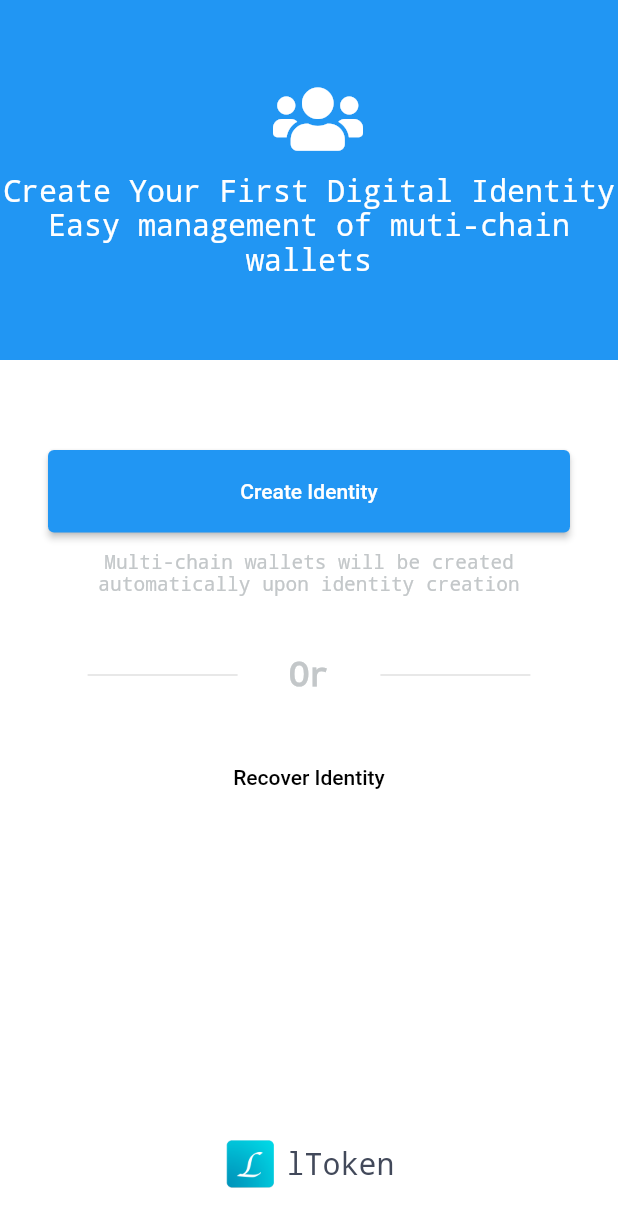
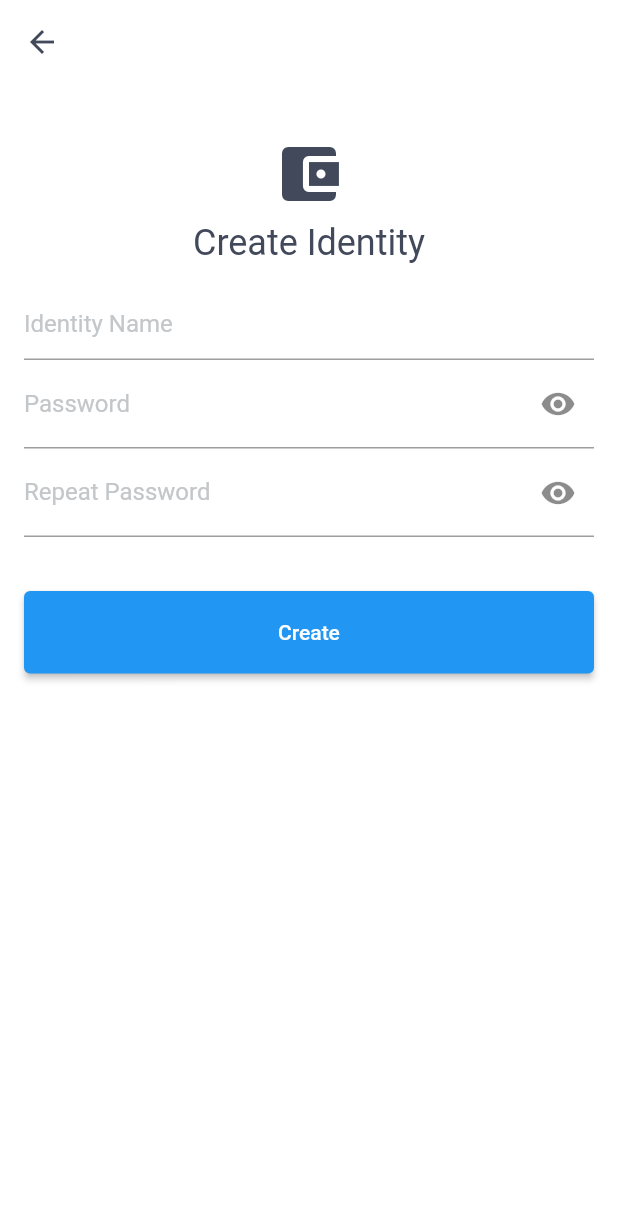
Before and after one commit to lhalcyon/l_token, a Flutter app: the IdentityInitPage screen opened by its route, after a tap on "Create Identity", on a phone screen of 412 x 824 dp. Shown: the top 1227 px of the screen. Run offline on Flutter 3.47's test engine with Material 2 defaults, Android fonts, the phone set to English and light mode, and no system bars; our stand-ins replace flutter_redux, font_awesome_flutter, qr_flutter, redux.

Commit message:
todo backup page

```diff
--- a/lib/pages/routes/page.dart
+++ b/lib/pages/routes/page.dart
@@ -6,6 +6,7 @@ import 'package:l_token/pages/profile/about_page.dart';
 import 'package:l_token/pages/profile/settings_page.dart';
 import 'package:l_token/pages/profile_page.dart';
 import 'package:l_token/pages/wallet/init/identity_init_page.dart';
+import 'package:l_token/pages/wallet/init/wallet_create_page.dart';
 import 'package:l_token/pages/wallet/wallet_import_page.dart';
 import 'package:l_token/pages/wallet/wallet_manage_page.dart';
 import 'package:l_token/pages/wallet_page.dart';
@@ -48,6 +49,7 @@ List<Page> _buildPages() {
     new Page(routeName: WalletImportPage.routeName, buildRoute: (BuildContext context) => new WalletImportPage()),
     new Page(routeName: IdentityInitPage.routeName, buildRoute: (BuildContext context) => new IdentityInitPage()),
     new Page(routeName: AboutPage.routeName, buildRoute: (BuildContext context) => new AboutPage()),
+    new Page(routeName: WalletCreatePage.routeName, buildRoute: (BuildContext context) => new WalletCreatePage()),
 
   ];
   return pages;
--- a/lib/pages/wallet/init/identity_init_page.dart
+++ b/lib/pages/wallet/init/identity_init_page.dart
@@ -1,6 +1,7 @@
 import 'package:flutter/material.dart';
 import 'package:font_awesome_flutter/font_awesome_flutter.dart';
 import 'package:l_token/pages/routes/routes.dart';
+import 'package:l_token/pages/wallet/init/wallet_create_page.dart';
 import 'package:l_token/style/styles.dart';
 
 class IdentityInitPage extends StatelessWidget {
@@ -46,7 +47,9 @@ class IdentityInitPage extends StatelessWidget {
               width: double.infinity,
               margin: EdgeInsets.symmetric(horizontal: Dimens.padding * 2),
               child: new RaisedButton(
-                onPressed: () {},
+                onPressed: () {
+                  Navigator.of(context).pushNamed(WalletCreatePage.routeName);
+                },
                 color: Colors.blue,
                 child: new Container(
                   alignment: Alignment.center,
@@ -133,7 +136,7 @@ class IdentityInitPage extends StatelessWidget {
     );
     return new SafeArea(
       child: new Theme(
-          data: theme.copyWith(backgroundColor: Colors.white), child: body),
+          data: theme.copyWith(backgroundColor: Colors.white,brightness: Brightness.light), child: body),
       top: false,
       bottom: false,
     );
--- a/lib/pages/wallet/init/wallet_create_page.dart
+++ b/lib/pages/wallet/init/wallet_create_page.dart
@@ -1,4 +1,99 @@
 import 'package:flutter/material.dart';
+import 'package:l_token/pages/routes/routes.dart';
+import 'package:l_token/style/styles.dart';
+import 'package:l_token/view/password_inputfield.dart';
 
-class HOLDER {
+class WalletCreatePage extends StatelessWidget {
+  static const String routeName = Routes.main + '/create';
+
+  @override
+  Widget build(BuildContext context) {
+    return new Scaffold(
+      appBar: _appBar(context),
+      backgroundColor: Colors.white,
+      body: _body(context),
+    );
+  }
+
+  _appBar(BuildContext context) {
+    final ThemeData theme = Theme.of(context);
+    return new AppBar(
+      brightness: theme.brightness,
+      elevation: 0.0,
+      iconTheme: theme.iconTheme,
+      backgroundColor: Colors.white,
+    );
+  }
+
+  _body(BuildContext context) {
+    final ThemeData theme = Theme.of(context);
+    return new Container(
+      width: double.infinity,
+      child: new Column(
+        children: <Widget>[
+          new Padding(
+            padding: EdgeInsets.only(top: 36.0, bottom: 8.0),
+            child: new Icon(
+              Icons.account_balance_wallet,
+              size: 48.0,
+              color: theme.primaryColor,
+            ),
+          ),
+          new Text(
+            'Create Identity',
+            style: new TextStyle(color: theme.primaryColor, fontSize: 24.0),
+          ),
+          new Container(
+            margin: EdgeInsets.only(
+                left: Dimens.padding,
+                right: Dimens.padding,
+                top: Dimens.padding),
+            child: new Theme(
+              data: theme.copyWith(primaryColor: theme.dividerColor),
+              child: new TextFormField(
+                decoration: new InputDecoration(hintText: 'Identity Name'),
+              ),
+            ),
+          ),
+          new Container(
+            margin: EdgeInsets.symmetric(horizontal: Dimens.padding),
+            child: new Theme(
+              data: theme.copyWith(primaryColor: theme.dividerColor),
+              child: new PasswordField(
+                labelText: 'Password',
+                onFieldSubmitted: (String value) {},
+              ),
+            ),
+          ),
+          new Container(
+            margin: EdgeInsets.symmetric(horizontal: Dimens.padding),
+            child: new Theme(
+              data: theme.copyWith(primaryColor: theme.dividerColor),
+              child: new PasswordField(
+                labelText: 'Repeat Password',
+                onFieldSubmitted: (String value) {},
+              ),
+            ),
+          ),
+          new Padding(
+            padding: EdgeInsets.only(top: 36.0,left: Dimens.padding,right: Dimens.padding),
+            child: new RaisedButton(
+              onPressed: () {
+
+              },
+              child: new Container(
+                alignment: Alignment.center,
+                height: Dimens.itemHeight,
+                width: double.infinity,
+                padding: EdgeInsets.symmetric(horizontal: Dimens.padding),
+                child: new Text('Create'),
+              ),
+            ),
+          )
+        ],
+//        mainAxisAlignment: MainAxisAlignment.spaceBetween,
+        crossAxisAlignment: CrossAxisAlignment.center,
+      ),
+    );
+  }
 }
--- a/lib/pages/wallet/init/wallet_create_result_page.dart
+++ b/lib/pages/wallet/init/wallet_create_result_page.dart
@@ -1,4 +1,24 @@
 import 'package:flutter/material.dart';
 
-class HOLDER {
+class WalletCreateResultPage extends StatelessWidget {
+
+  final String mnemonic;
+
+  WalletCreateResultPage(this.mnemonic);
+
+  @override
+  Widget build(BuildContext context) {
+    return new Scaffold(
+      body: _body(context),
+    );
+  }
+
+  _body(BuildContext context) {
+    final ThemeData theme = Theme.of(context);
+    return new Container(
+        child: new RaisedButton(onPressed: (){
+
+        },child: new Text('Backup'),),
+    );
+  }
 }
```
